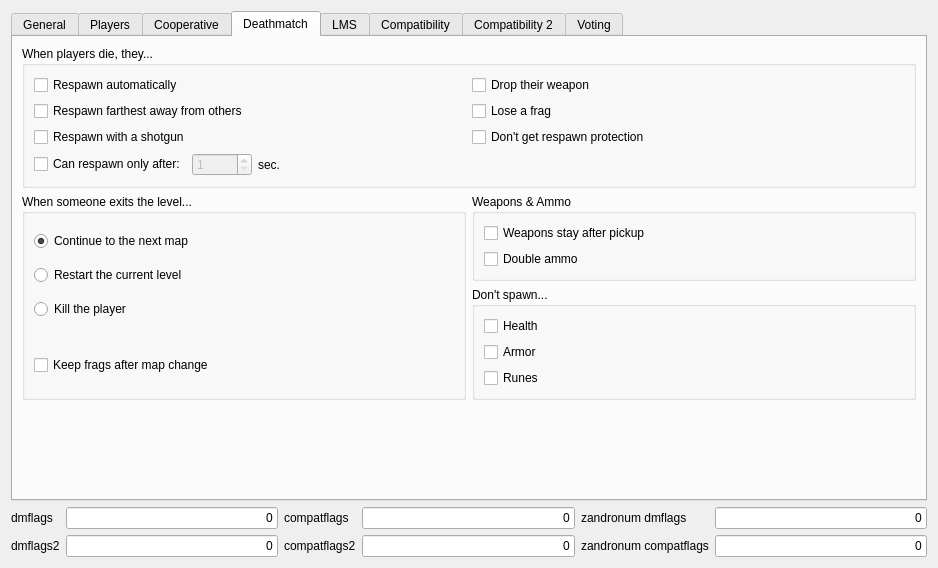
Above: src/plugins/zandronum/createserverdialogpages/flagspage.ui from DoomseekerTeam/Doomseeker before the change. Below: the same form after it.
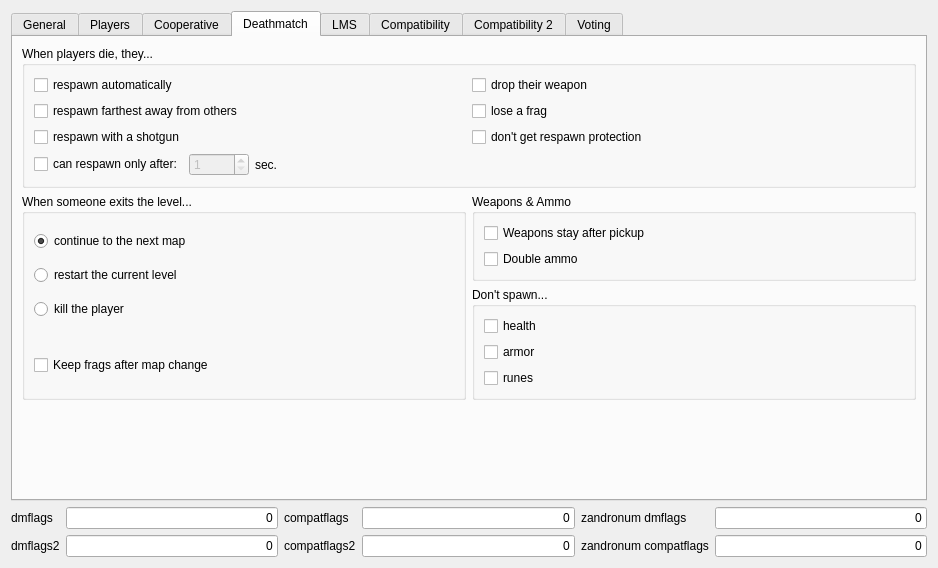
That is the form after the change. The open tabs and pages were chosen to show the change. Custom widgets are drawn as their Qt base class.

Diff of the .ui file:
```diff
--- a/src/plugins/zandronum/createserverdialogpages/flagspage.ui
+++ b/src/plugins/zandronum/createserverdialogpages/flagspage.ui
@@ -1029,42 +1029,42 @@
           <item row="2" column="0">
            <widget class="QCheckBox" name="cbRespawnWithAShotgun">
             <property name="text">
-             <string>Respawn with a shotgun</string>
+             <string>respawn with a shotgun</string>
             </property>
            </widget>
           </item>
           <item row="0" column="1">
            <widget class="QCheckBox" name="cbDropWeaponOnDeath">
             <property name="text">
-             <string>Drop their weapon</string>
+             <string>drop their weapon</string>
             </property>
            </widget>
           </item>
           <item row="0" column="0">
            <widget class="QCheckBox" name="cbRespawnAutomatically">
             <property name="text">
-             <string>Respawn automatically</string>
+             <string>respawn automatically</string>
             </property>
            </widget>
           </item>
           <item row="2" column="1">
            <widget class="QCheckBox" name="cbNoRespawnProtection">
             <property name="text">
-             <string>Don't get respawn protection</string>
+             <string>don't get respawn protection</string>
             </property>
            </widget>
           </item>
           <item row="1" column="0">
            <widget class="QCheckBox" name="cbRespawnFarthestAwayFromOthers">
             <property name="text">
-             <string>Respawn farthest away from others</string>
+             <string>respawn farthest away from others</string>
             </property>
            </widget>
           </item>
           <item row="1" column="1">
            <widget class="QCheckBox" name="cbLoseAFragOnDeath">
             <property name="text">
-             <string>Lose a frag</string>
+             <string>lose a frag</string>
             </property>
            </widget>
           </item>
@@ -1127,7 +1127,7 @@
                 </sizepolicy>
                </property>
                <property name="text">
-                <string>Can respawn only after:</string>
+                <string>can respawn only after:</string>
                </property>
               </widget>
              </item>
@@ -1148,7 +1148,7 @@
             <item>
              <widget class="QRadioButton" name="rbContinueToTheNextMap">
               <property name="text">
-               <string>Continue to the next map</string>
+               <string>continue to the next map</string>
               </property>
               <property name="checked">
                <bool>true</bool>
@@ -1158,14 +1158,14 @@
             <item>
              <widget class="QRadioButton" name="rbRestartTheCurrentLevel">
               <property name="text">
-               <string>Restart the current level</string>
+               <string>restart the current level</string>
               </property>
              </widget>
             </item>
             <item>
              <widget class="QRadioButton" name="rbKillThePlayer">
               <property name="text">
-               <string>Kill the player</string>
+               <string>kill the player</string>
               </property>
              </widget>
             </item>
@@ -1229,21 +1229,21 @@
               <item>
                <widget class="QCheckBox" name="cbDontSpawnHealth">
                 <property name="text">
-                 <string>Health</string>
+                 <string>health</string>
                 </property>
                </widget>
               </item>
               <item>
                <widget class="QCheckBox" name="cbDontSpawnArmor">
                 <property name="text">
-                 <string>Armor</string>
+                 <string>armor</string>
                 </property>
                </widget>
               </item>
               <item>
                <widget class="QCheckBox" name="cbDontSpawnRunes">
                 <property name="text">
-                 <string>Runes</string>
+                 <string>runes</string>
                 </property>
                </widget>
               </item>
```
Left out of the diff: 58 changed lines with no effect on the pictures.
